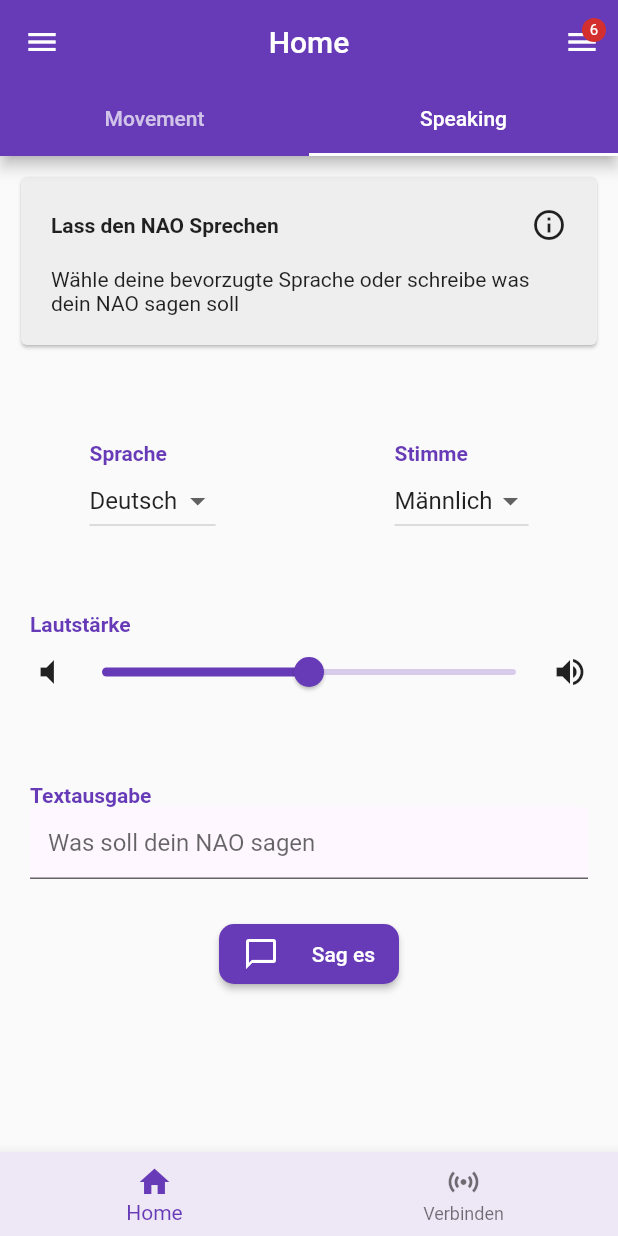
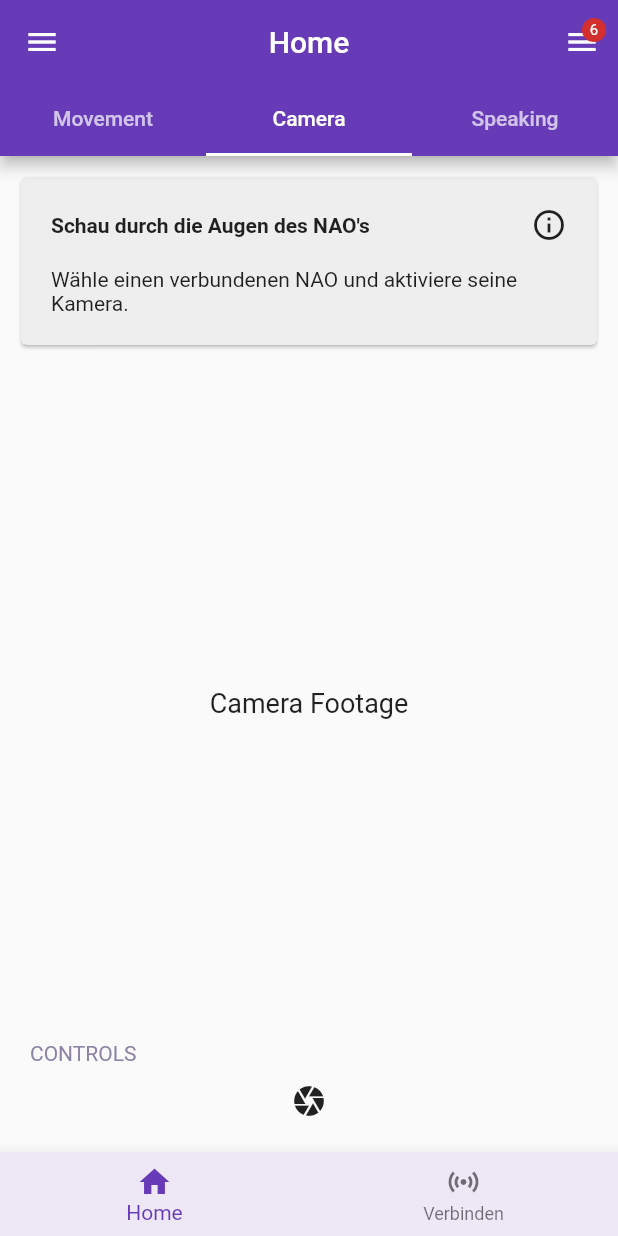
Before and after one commit to sbaer2306/NAO-APP, a Flutter app: the screen it shows after launch, tab 2 chosen, on a phone screen of 412 x 824 dp. Run offline on Flutter 3.47's test engine with Material 2 defaults, Android fonts, the phone set to English and light mode, and no system bars; our stand-ins replace loading_animation_widget; missing offline and left inert: animated_check.

Commit message:
Movement stop on release, camera page constructed

```diff
--- a/lib/api/robot_api_interface.dart
+++ b/lib/api/robot_api_interface.dart
@@ -1,4 +1,5 @@
 abstract class RobotInterface {
   Future<void> setPosture(String posture);
   Future<void> move(Object direction);
+  Future<void> activateCamera();
 }
--- /dev/null
+++ b/lib/pages/camera_view.dart
@@ -0,0 +1,75 @@
+import 'package:flutter/material.dart';
+import 'package:provider/provider.dart';
+import '../providers/robot_provider.dart';
+import '../ui_elements/info_card.dart';
+
+class CameraView extends StatefulWidget {
+  const CameraView({Key? key}) : super(key: key);
+
+  @override
+  CameraViewState createState() => CameraViewState();
+}
+
+class CameraViewState extends State<CameraView> {
+  List<String> imageUrls = []; //Storing images send from Nao here.
+  @override
+  Widget build(BuildContext context) {
+    final robotProvider = Provider.of<RobotProvider>(context, listen: false);
+
+    Future<void> activateCamera() async {
+      //f.e. fetchedImageUrls = await
+      try {
+        //f.e. List<String> fetchedImageUrls = await robotProvider.items[0].activateCamera();
+        setState(() {
+          //imageUrls = fetchedImageUrls;
+        });
+      } catch (error) {
+        print('Error occured: $error');
+      }
+    }
+
+    return Column(
+      crossAxisAlignment: CrossAxisAlignment.stretch,
+      children: <Widget>[
+        const InfoCard(
+          title: "Schau durch die Augen des NAO's",
+          description:
+              "Wähle einen verbundenen NAO und aktiviere seine Kamera.",
+        ),
+        const Expanded(
+          child: Padding(
+            padding: EdgeInsets.symmetric(horizontal: 16.0),
+            child: Center(
+              child: Text(
+                'Camera Footage',
+                style: TextStyle(fontSize: 18),
+              ),
+            ),
+          ),
+        ),
+        SizedBox(
+          width: double.infinity,
+          child: Container(
+            padding: const EdgeInsets.only(left: 20.0),
+            child: const Text(
+              "CONTROLS",
+              textAlign: TextAlign.start,
+              style: TextStyle(color: Color.fromARGB(255, 141, 132, 165)),
+            ),
+          ),
+        ),
+        Wrap(
+          spacing: 8.0,
+          alignment: WrapAlignment.center,
+          children: [
+            IconButton(
+              onPressed: activateCamera,
+              icon: const Icon(Icons.camera),
+            ),
+          ],
+        ),
+        const SizedBox(height: 10.0),
+      ],
+    );
+  }
+}
--- a/lib/pages/home_view.dart
+++ b/lib/pages/home_view.dart
@@ -1,6 +1,7 @@
 import 'package:flutter/material.dart';
 import 'package:nao_app/pages/movement_view.dart';
 import 'package:nao_app/pages/speaker_view.dart';
+import 'package:nao_app/pages/camera_view.dart';
 import 'package:nao_app/ui_elements/nao_list_drawer.dart';
 
 class HomeView extends StatefulWidget {
@@ -18,7 +19,7 @@ class _HomeViewState extends State<HomeView> {
   @override
   Widget build(BuildContext context) {
     return DefaultTabController(
-        length: 2,
+        length: 3,
         child: Scaffold(
             drawer: const NaoListDrawer(),
             appBar: AppBar(
@@ -35,12 +36,14 @@ class _HomeViewState extends State<HomeView> {
               centerTitle: true,
               bottom: const TabBar(tabs: [
                 Tab(text: "Movement"),
+                Tab(text: "Camera"),
                 Tab(text: "Speaking"),
               ]),
             ),
             body: const TabBarView(
               children: [
                 MovementView(),
+                CameraView(),
                 SpeakerView(),
               ],
             )));
```
Also changed, not shown: lib/models/robot_model.dart (+23 -6 lines), lib/pages/movement_view.dart (+109 -17 lines).
